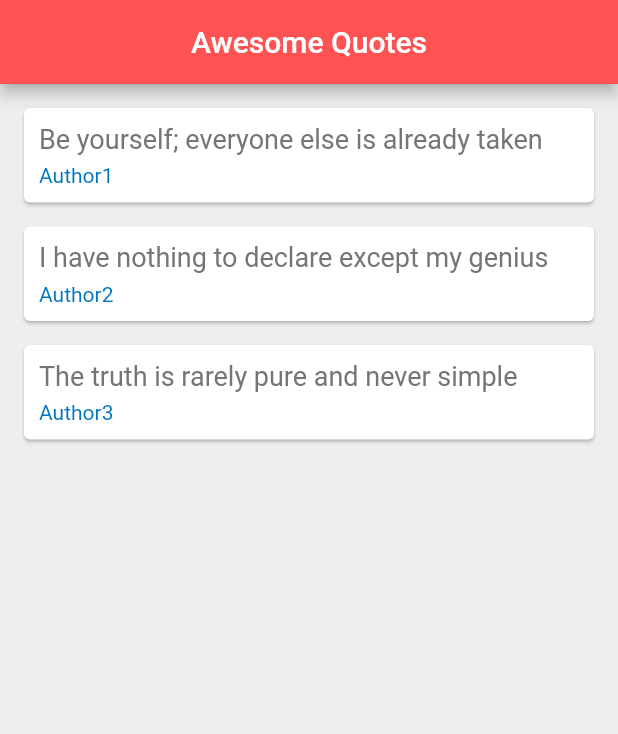
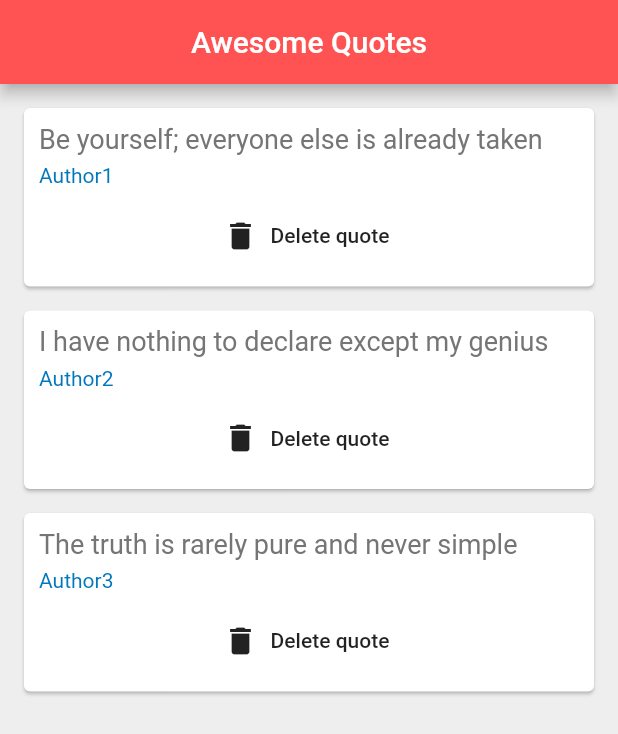
Before and after one commit to Developer199239/Flutter-Tutorial-Ninja, a Flutter app: the screen it shows after launch, on a phone screen of 412 x 824 dp. Shown: the top 734 px of the screen. Run offline on Flutter 3.47's test engine with Material 2 defaults, Android fonts, the phone set to English and light mode, and no system bars.

Commit message:
added function as parameter

```diff
--- a/lib/main.dart
+++ b/lib/main.dart
@@ -1,5 +1,6 @@
 import 'package:flutter/material.dart';
 import 'package:ninja/quote.dart';
+import 'quote_card.dart';
 
 void main() {
   runApp(const MaterialApp(
@@ -22,11 +23,6 @@ class _QuotesState extends State<Quotes> {
   ];
 
 
-  Widget quoteTemplate(quote) {
-    return QuoteCard(quote: quote);
-  }
-
-
   @override
   Widget build(BuildContext context) {
     return Scaffold(
@@ -37,43 +33,16 @@ class _QuotesState extends State<Quotes> {
         backgroundColor: Colors.redAccent,
       ),
       body: Column(
-        children: qoutes.map((e) => quoteTemplate(e)).toList(growable: true),
+        children: qoutes.map((e) => QuoteCard(
+            quote: e,
+          delete: (){
+              setState(() {
+                qoutes.remove(e);
+              });
+          },
+
+        )).toList(growable: true),
       ),
     );
   }
 }
-
-class QuoteCard extends StatelessWidget {
-  final Quote quote;
-  QuoteCard({ required this.quote});
-
-  @override
-  Widget build(BuildContext context) {
-    return Card(
-      margin: const EdgeInsets.fromLTRB(16.0, 16.0, 16.0, 0),
-      child: Padding(
-        padding: const EdgeInsets.all(10.0),
-        child: Column(
-          crossAxisAlignment: CrossAxisAlignment.stretch,
-          children: [
-            Text(
-                quote.text,
-              style: TextStyle(
-                fontSize: 18.0,
-                color: Colors.grey[600],
-              ),
-            ),
-            const SizedBox(height: 6.0),
-            Text(
-              quote.author,
-              style: TextStyle(
-                fontSize: 14.0,
-                color: Colors.lightBlue[800],
-              ),
-            ),
-          ],
-        ),
-      ),
-    );
-  }
-}
--- /dev/null
+++ b/lib/quote_card.dart
@@ -0,0 +1,44 @@
+
+import 'package:flutter/material.dart';
+import 'package:ninja/quote.dart';
+
+class QuoteCard extends StatelessWidget {
+  final Quote quote;
+  final VoidCallback delete;
+  QuoteCard({ required this.quote, required this.delete});
+
+  @override
+  Widget build(BuildContext context) {
+    return Card(
+      margin: const EdgeInsets.fromLTRB(16.0, 16.0, 16.0, 0),
+      child: Padding(
+        padding: const EdgeInsets.all(10.0),
+        child: Column(
+          crossAxisAlignment: CrossAxisAlignment.stretch,
+          children: [
+            Text(
+              quote.text,
+              style: TextStyle(
+                fontSize: 18.0,
+                color: Colors.grey[600],
+              ),
+            ),
+            const SizedBox(height: 6.0),
+            Text(
+              quote.author,
+              style: TextStyle(
+                fontSize: 14.0,
+                color: Colors.lightBlue[800],
+              ),
+            ),
+            const SizedBox(height: 8.0),
+            FlatButton.icon(
+                onPressed: delete,
+                icon: const Icon(Icons.delete),
+                label: const Text('Delete quote'))
+          ],
+        ),
+      ),
+    );
+  }
+}
```
